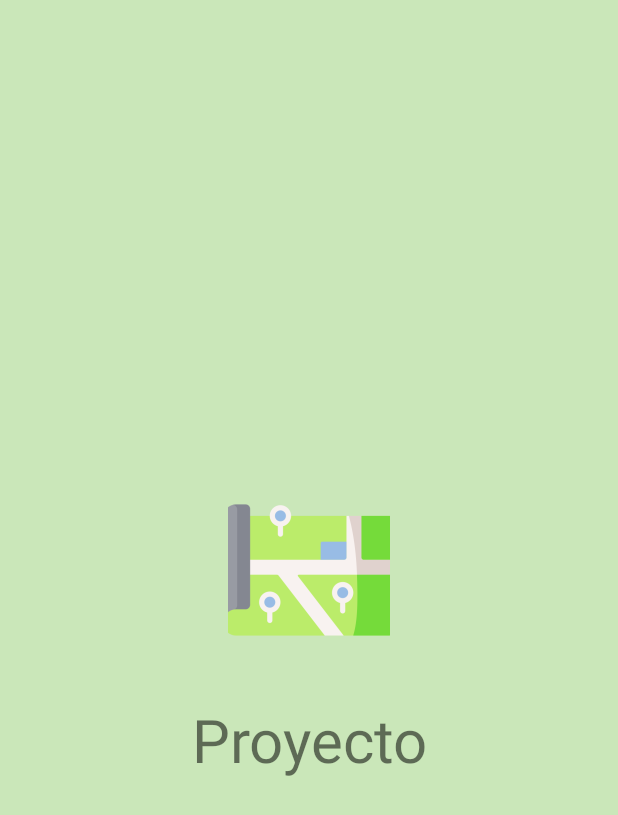
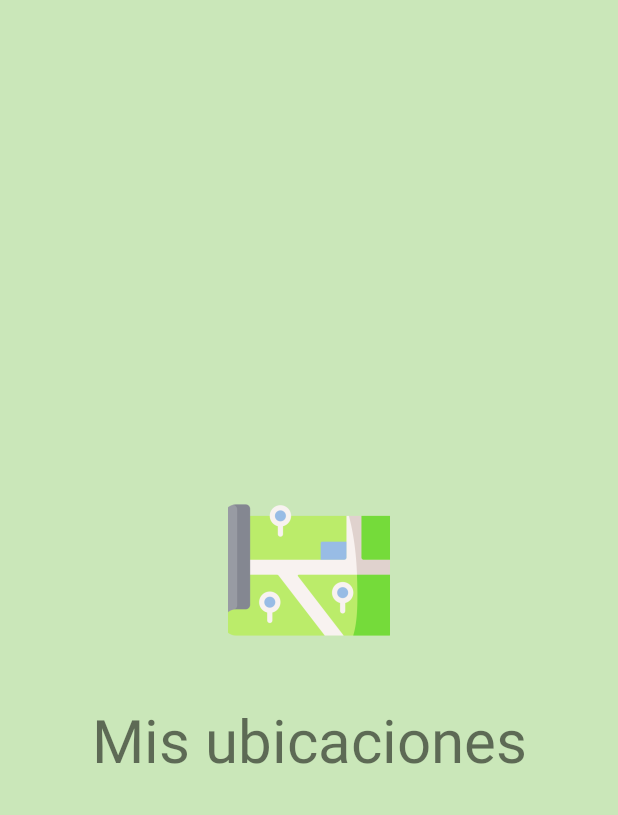
Before and after one commit to dbeag/PMDMProyecto, an Android app: the SplashActivity screen opened directly, with no data from a screen before it, on a phone screen of 412 x 824 dp. Shown: the top 815 px of the screen. Run offline under Robolectric (Android 15) with nearby library versions, the phone set to English and light mode, and no system bars.

```diff
--- a/app/src/main/java/com/example/proyecto/LoginActivity.java
+++ b/app/src/main/java/com/example/proyecto/LoginActivity.java
@@ -138,9 +138,12 @@ public class LoginActivity extends AppCompatActivity {
                         goMain(email);
                     } else {
                         Log.i("FIREBASE LOGIN", "Login incorrecto", task.getException());
+                        Toast.makeText(LoginActivity.this, "Datos incorrectos", Toast.LENGTH_SHORT).show();
                     }
                 }
             });
+        } else {
+            Toast.makeText(this, "Debes rellenar los 2 campos para continuar", Toast.LENGTH_SHORT).show();
         }
     }
 
@@ -158,7 +161,7 @@ public class LoginActivity extends AppCompatActivity {
                         FirebaseUser user = mAuth.getCurrentUser();
                     } else {
                         Log.i("FIREBASE REGISTER", "Ha ocurrido un error al registrar", task.getException());
-                        Toast.makeText(LoginActivity.this, "Usuario no registrado debido a un error", Toast.LENGTH_SHORT).show();
+                        Toast.makeText(LoginActivity.this, "Error al registrar el usuario", Toast.LENGTH_SHORT).show();
                     }
                 }
             });
--- a/app/src/main/res/values/strings.xml
+++ b/app/src/main/res/values/strings.xml
@@ -1,5 +1,5 @@
 <resources>
-    <string name="app_name">Proyecto</string>
+    <string name="app_name">Mis ubicaciones</string>
     <string name="app_email">Email</string>
     <string name="app_password">Contraseña</string>
     <string name="app_register">Registrarse</string>
```
Also changed, not shown: 1 other file.
